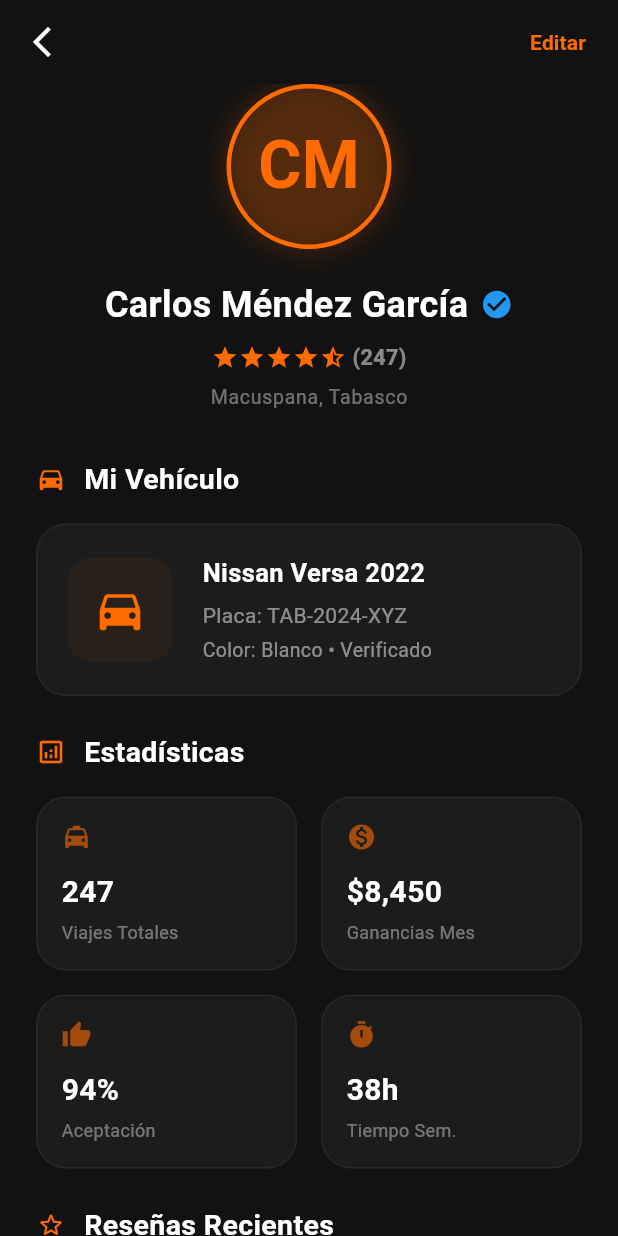
After one commit to fcomoo/rideapp, a Flutter app: the HomeDriver screen opened directly, after a tap on the "person" icon, on a phone screen of 412 x 824 dp. The commit adds this screen. Run offline on Flutter 3.47's test engine with Material 3 defaults, Android fonts, the phone set to English and light mode, and no system bars; our stand-ins replace confetti, flutter_map, geolocator, latlong2, vibration.

Commit message:
feat: perfil conductor con estadísticas, vehículo, reseñas y documentos

```diff
--- a/rideapp_client/lib/features/driver/home_driver.dart
+++ b/rideapp_client/lib/features/driver/home_driver.dart
@@ -16,6 +16,7 @@ import 'package:rideapp_client/core/utils/geo_utils.dart';
 import 'package:rideapp_client/features/chat/chat_screen.dart';
 import 'package:rideapp_client/features/sos/sos_button.dart';
 import 'package:rideapp_client/features/rating/rating_screen.dart';
+import 'package:rideapp_client/features/profile/driver_profile_screen.dart';
 
 class HomeDriver extends StatefulWidget {
   final String driverId;
@@ -339,6 +340,29 @@ class _HomeDriverState extends State<HomeDriver> with SingleTickerProviderStateM
                   tripId: activeTrip?.id,
                 ),
               ),
+
+              // --- Botón de Perfil (Esquina superior derecha) ---
+              Positioned(
+                top: MediaQuery.of(context).padding.top + 16,
+                right: 20,
+                child: GestureDetector(
+                  onTap: () => Navigator.push(
+                    context,
+                    MaterialPageRoute(builder: (_) => const DriverProfileScreen()),
+                  ),
+                  child: Container(
+                    width: 50,
+                    height: 50,
+                    decoration: BoxDecoration(
+                      color: const Color(0xFF1C1C1C),
+                      shape: BoxShape.circle,
+                      boxShadow: const [BoxShadow(color: Colors.black54, blurRadius: 10, offset: Offset(0, 4))],
+                      border: Border.all(color: const Color(0xFFFF6B00).withOpacity(0.4), width: 1.5),
+                    ),
+                    child: const Icon(Icons.person_rounded, color: Color(0xFFFF6B00), size: 28),
+                  ),
+                ),
+              ),
             ],
           ),
         );
--- /dev/null
+++ b/rideapp_client/lib/features/profile/driver_profile_screen.dart
@@ -0,0 +1,317 @@
+import 'package:flutter/material.dart';
+import 'package:rideapp_client/features/rating/rating_widget.dart';
+
+class DriverProfileScreen extends StatelessWidget {
+  const DriverProfileScreen({super.key});
+
+  @override
+  Widget build(BuildContext context) {
+    return Scaffold(
+      backgroundColor: const Color(0xFF121212),
+      appBar: AppBar(
+        backgroundColor: Colors.transparent,
+        elevation: 0,
+        leading: IconButton(
+          icon: const Icon(Icons.arrow_back_ios_new, color: Colors.white),
+          onPressed: () => Navigator.pop(context),
+        ),
+        actions: [
+          TextButton(
+            onPressed: () {}, // Solo visualización en esta fase
+            child: const Text(
+              "Editar",
+              style: TextStyle(color: Color(0xFFFF6B00), fontWeight: FontWeight.bold),
+            ),
+          ),
+          const SizedBox(width: 8),
+        ],
+      ),
+      body: SingleChildScrollView(
+        child: Column(
+          children: [
+            _buildHeader(),
+            const SizedBox(height: 32),
+            _buildVehicleSection(),
+            const SizedBox(height: 24),
+            _buildStatsSection(),
+            const SizedBox(height: 24),
+            _buildReviewsSection(),
+            const SizedBox(height: 24),
+            _buildDocumentsSection(),
+            const SizedBox(height: 48),
+          ],
+        ),
+      ),
+    );
+  }
+
+  Widget _buildHeader() {
+    return Column(
+      children: [
+        // Avatar grande
+        Container(
+          width: 110,
+          height: 110,
+          decoration: BoxDecoration(
+            shape: BoxShape.circle,
+            color: const Color(0xFFFF6B00).withOpacity(0.1),
+            border: Border.all(color: const Color(0xFFFF6B00), width: 3),
+            boxShadow: [
+              BoxShadow(color: const Color(0xFFFF6B00).withOpacity(0.2), blurRadius: 15, spreadRadius: 2),
+            ],
+          ),
+          child: const Center(
+            child: Text(
+              "CM",
+              style: TextStyle(color: Color(0xFFFF6B00), fontSize: 44, fontWeight: FontWeight.bold),
+            ),
+          ),
+        ),
+        const SizedBox(height: 20),
+        // Nombre y Badge
+        Row(
+          mainAxisAlignment: MainAxisAlignment.center,
+          children: [
+            const Text(
+              "Carlos Méndez García",
+              style: TextStyle(color: Colors.white, fontSize: 24, fontWeight: FontWeight.bold),
+            ),
+            const SizedBox(width: 8),
+            const Icon(Icons.check_circle, color: Colors.blue, size: 22),
+          ],
+        ),
+        const SizedBox(height: 8),
+        // Rating
+        const RatingWidget(rating: 4.9, count: 247, size: 18),
+        const SizedBox(height: 6),
+        Text(
+          "Macuspana, Tabasco",
+          style: TextStyle(color: Colors.white.withOpacity(0.4), fontSize: 13, letterSpacing: 0.5),
+        ),
+      ],
+    );
+  }
+
+  Widget _buildVehicleSection() {
+    return _buildSectionLayout(
+      title: "Mi Vehículo",
+      icon: Icons.directions_car_rounded,
+      child: Container(
+        padding: const EdgeInsets.all(20),
+        decoration: BoxDecoration(
+          color: const Color(0xFF1C1C1C),
+          borderRadius: BorderRadius.circular(20),
+          border: Border.all(color: Colors.white.withOpacity(0.05)),
+        ),
+        child: Row(
+          children: [
+            Container(
+              width: 70,
+              height: 70,
+              decoration: BoxDecoration(
+                color: const Color(0xFFFF6B00).withOpacity(0.05),
+                borderRadius: BorderRadius.circular(16),
+              ),
+              child: const Icon(Icons.directions_car, color: Color(0xFFFF6B00), size: 36),
+            ),
+            const SizedBox(width: 20),
+            Expanded(
+              child: Column(
+                crossAxisAlignment: CrossAxisAlignment.start,
+                children: [
+                  const Text(
+                    "Nissan Versa 2022",
+                    style: TextStyle(color: Colors.white, fontSize: 17, fontWeight: FontWeight.bold),
+                  ),
+                  const SizedBox(height: 6),
+                  Text(
+                    "Placa: TAB-2024-XYZ",
+                    style: TextStyle(color: Colors.white.withOpacity(0.5), fontSize: 14),
+                  ),
+                  const SizedBox(height: 4),
+                  Text(
+                    "Color: Blanco • Verificado",
+                    style: TextStyle(color: Colors.white.withOpacity(0.5), fontSize: 13),
+                  ),
+                ],
+              ),
+            ),
+          ],
+        ),
+      ),
+    );
+  }
+
+  Widget _buildStatsSection() {
+    return _buildSectionLayout(
+      title: "Estadísticas",
+      icon: Icons.analytics_outlined,
+      child: GridView.count(
+        shrinkWrap: true,
+        physics: const NeverScrollableScrollPhysics(),
+        crossAxisCount: 2,
+        crossAxisSpacing: 16,
+        mainAxisSpacing: 16,
+        childAspectRatio: 1.5,
+        children: [
+          _buildStatCard("Viajes Totales", "247", Icons.local_taxi),
+          _buildStatCard("Ganancias Mes", "\$8,450", Icons.monetization_on),
+          _buildStatCard("Aceptación", "94%", Icons.thumb_up),
+          _buildStatCard("Tiempo Sem.", "38h", Icons.timer),
+        ],
+      ),
+    );
+  }
+
+  Widget _buildStatCard(String label, String value, IconData icon) {
+    return Container(
+      padding: const EdgeInsets.all(16),
+      decoration: BoxDecoration(
+        color: const Color(0xFF1C1C1C),
+        borderRadius: BorderRadius.circular(20),
+        border: Border.all(color: Colors.white.withOpacity(0.05)),
+      ),
+      child: Column(
+        crossAxisAlignment: CrossAxisAlignment.start,
+        mainAxisAlignment: MainAxisAlignment.center,
+        children: [
+          Icon(icon, color: const Color(0xFFFF6B00).withOpacity(0.6), size: 20),
+          const Spacer(),
+          Text(
+            value,
+            style: const TextStyle(color: Colors.white, fontSize: 20, fontWeight: FontWeight.bold),
+          ),
+          const SizedBox(height: 4),
+          Text(
+            label,
+            style: TextStyle(color: Colors.white.withOpacity(0.4), fontSize: 12),
+          ),
+        ],
+      ),
+    );
+  }
+
+  Widget _buildReviewsSection() {
+    final reviews = [
+      {"name": "Ana L.", "rating": 5.0, "comment": "Excelente servicio, muy puntual.", "date": "Hoy"},
+      {"name": "Roberto M.", "rating": 4.0, "comment": "Auto muy limpio, recomendado.", "date": "Ayer"},
+      {"name": "Elena P.", "rating": 5.0, "comment": "Muy amable durante el trayecto.", "date": "3 abr"},
+    ];
+
+    return _buildSectionLayout(
+      title: "Reseñas Recientes",
+      icon: Icons.star_outline_rounded,
+      child: Column(
+        children: reviews.map((r) => _buildReviewTile(r)).toList(),
+      ),
+    );
+  }
+
+  Widget _buildReviewTile(Map<String, dynamic> r) {
+    return Container(
+      margin: const EdgeInsets.only(bottom: 12),
+      padding: const EdgeInsets.all(16),
+      decoration: BoxDecoration(
+        color: const Color(0xFF1C1C1C),
+        borderRadius: BorderRadius.circular(16),
+        border: Border.all(color: Colors.white.withOpacity(0.03)),
+      ),
+      child: Column(
+        crossAxisAlignment: CrossAxisAlignment.start,
+        children: [
+          Row(
+            children: [
+              CircleAvatar(
+                radius: 14,
+                backgroundColor: const Color(0xFFFF6B00).withOpacity(0.1),
+                child: Text(
+                  r["name"][0],
+                  style: const TextStyle(fontSize: 11, color: Color(0xFFFF6B00), fontWeight: FontWeight.bold),
+                ),
+              ),
+              const SizedBox(width: 10),
+              Text(
+                r["name"],
+                style: const TextStyle(color: Colors.white, fontWeight: FontWeight.bold),
+              ),
+              const Spacer(),
+              Text(
+                r["date"],
+                style: TextStyle(color: Colors.white.withOpacity(0.3), fontSize: 12),
+              ),
+            ],
+          ),
+          const SizedBox(height: 10),
+          RatingWidget(rating: r["rating"], size: 14),
+          const SizedBox(height: 6),
+          Text(
+            r["comment"],
+            style: TextStyle(color: Colors.white.withOpacity(0.7), fontSize: 14, height: 1.4),
+          ),
+        ],
+      ),
+    );
+  }
+
+  Widget _buildDocumentsSection() {
+    final docs = [
+      {"title": "Licencia de Conducir", "status": true},
+      {"title": "INE / Identificación", "status": true},
+      {"title": "Seguro del Vehículo", "status": true},
+      {"title": "Antecedentes Penales", "status": false},
+    ];
+
+    return _buildSectionLayout(
+      title: "Documentos de Macuspana",
+      icon: Icons.description_outlined,
+      child: Container(
+        decoration: BoxDecoration(
+          color: const Color(0xFF1C1C1C),
+          borderRadius: BorderRadius.circular(20),
+          border: Border.all(color: Colors.white.withOpacity(0.05)),
+        ),
+        child: Column(
+          children: docs.map((d) {
+            final isApproved = d["status"] as bool;
+            return ListTile(
+              contentPadding: const EdgeInsets.symmetric(horizontal: 20, vertical: 4),
+              leading: Icon(
+                isApproved ? Icons.verified_user : Icons.pending_actions,
+                color: isApproved ? Colors.green : Colors.red,
+                size: 20,
+              ),
+              title: Text(
+                d["title"] as String,
+                style: const TextStyle(color: Colors.white70, fontSize: 15),
+              ),
+              trailing: const Icon(Icons.arrow_forward_ios, color: Colors.white10, size: 14),
+            );
+          }).toList(),
+        ),
+      ),
+    );
+  }
+
+  Widget _buildSectionLayout({required String title, required IconData icon, required Widget child}) {
+    return Padding(
+      padding: const EdgeInsets.symmetric(horizontal: 24),
+      child: Column(
+        crossAxisAlignment: CrossAxisAlignment.start,
+        children: [
+          Row(
+            children: [
+              Icon(icon, color: const Color(0xFFFF6B00), size: 20),
+              const SizedBox(width: 12),
+              Text(
+                title,
+                style: const TextStyle(color: Colors.white, fontSize: 19, fontWeight: FontWeight.bold),
+              ),
+            ],
+          ),
+          const SizedBox(height: 16),
+          child,
+        ],
+      ),
+    );
+  }
+}
```
